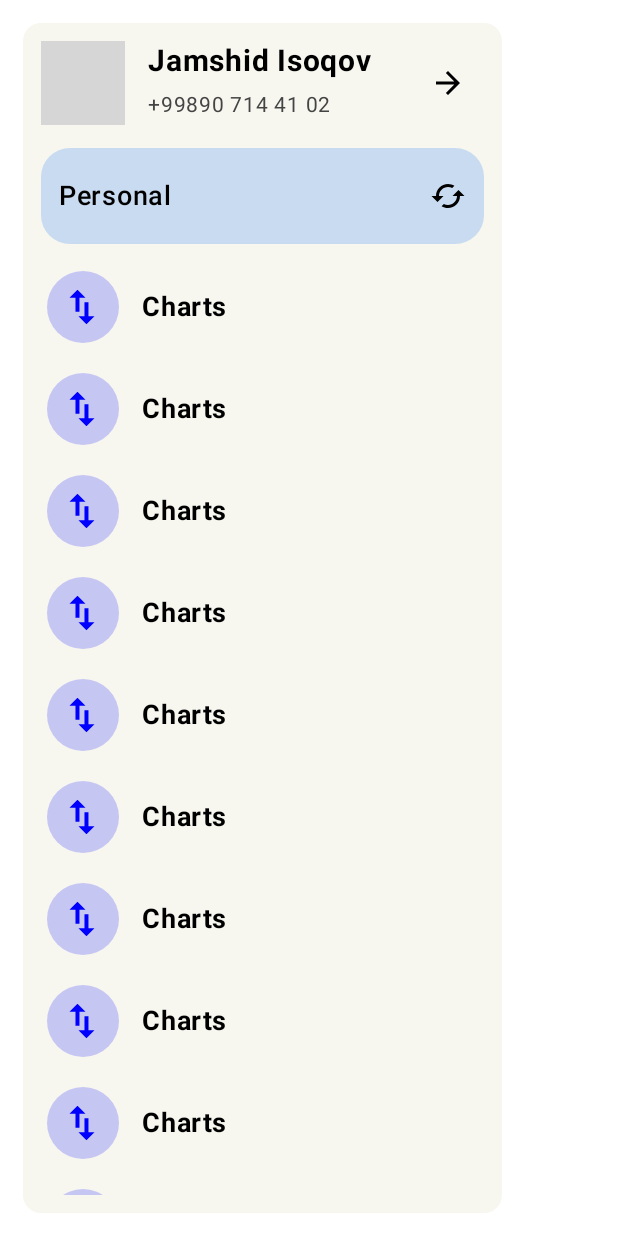
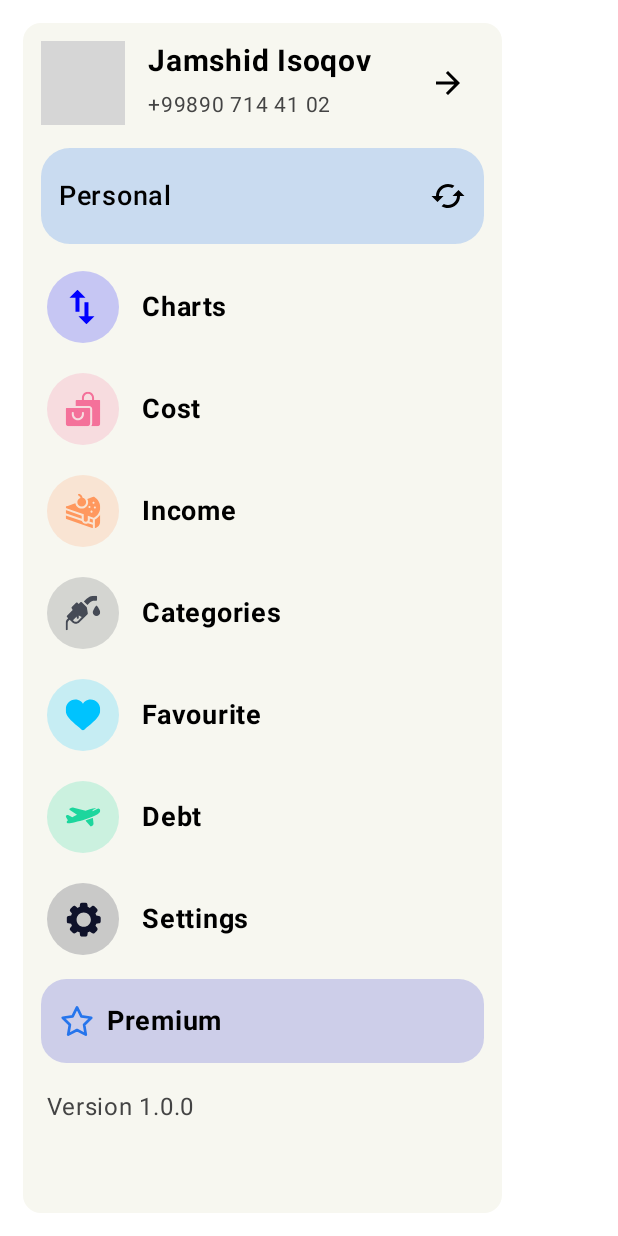
Before and after one commit to jamshidisoqov/Money-Manager, an Android app built with Jetpack Compose: the @Preview function MainContentPreview, on a phone screen of 412 x 824 dp. Run offline under Robolectric (Android 15) with nearby library versions, the phone set to English and light mode, and no system bars; grey boxes are pictures that could not be loaded.

Commit message:
drawer ui changed

```diff
--- a/app/src/main/java/uz/uni_team/money_manager/MainActivity.kt
+++ b/app/src/main/java/uz/uni_team/money_manager/MainActivity.kt
@@ -24,7 +24,7 @@ class MainActivity : ComponentActivity() {
     override fun onCreate(savedInstanceState: Bundle?) {
         super.onCreate(savedInstanceState)
         setContent {
-            MoneyManagerTheme {
+            MoneyManagerTheme(dynamicColor = false) {
                 Surface(
                     modifier = Modifier.fillMaxSize(),
                     color = Color.White
--- a/app/src/main/java/uz/uni_team/money_manager/ui/screens/langugage/LanguageScreen.kt
+++ b/app/src/main/java/uz/uni_team/money_manager/ui/screens/langugage/LanguageScreen.kt
@@ -58,9 +58,7 @@ class LanguageScreen : AndroidScreen() {
 
         LaunchedEffect(key1 = Unit) {
             viewModel.changeLanguage.flowWithLifecycle(lifecycle).collect {
-                uiState.currentLanguage?.let {
-                    updateResources(it.code, context)
-                }
+                uiState.currentLanguage?.let { updateResources(it.code, context) }
             }
         }
         LanguageScreenContent(uiState, viewModel::onEventDispatcher) {
@@ -150,7 +148,10 @@ fun LanguageScreenContent(
             }
             Spacer24Dp()
             CornerButton(
-                modifier = Modifier.padding(horizontal = 12.dp),
+                modifier = Modifier
+                    .padding(horizontal = 12.dp)
+                    .fillMaxWidth()
+                    .padding(horizontal = 12.dp),
                 text = stringResource(id = R.string.next),
                 onClick = navigateToMain
             )
--- a/app/src/main/java/uz/uni_team/money_manager/ui/screens/main/drawer/DrawerItem.kt
+++ b/app/src/main/java/uz/uni_team/money_manager/ui/screens/main/drawer/DrawerItem.kt
@@ -37,14 +37,14 @@ fun DrawerItem(
     @DrawableRes iconId: Int,
     iconColor: Color,
     @StringRes titleId: Int,
-    onSelectedDrawerItem:()->Unit
+    onSelectedDrawerItem: () -> Unit
 ) {
     Row(
         modifier = modifier
             .clip(RoundedCornerShape(12.dp))
-            .clickable {}
-            .padding(horizontal = 4.dp, vertical = 8.dp)
-        , verticalAlignment = Alignment.CenterVertically
+            .clickable(onClick = onSelectedDrawerItem)
+            .padding(horizontal = 4.dp, vertical = 8.dp),
+        verticalAlignment = Alignment.CenterVertically
     ) {
         Box(
             modifier = Modifier
@@ -83,7 +83,7 @@ fun DrawerItemPreview() {
                     iconId = R.drawable.ic_charts,
                     iconColor = Color.Blue,
                     titleId = R.string.charts
-                ){
+                ) {
 
                 }
             }
--- /dev/null
+++ b/app/src/main/java/uz/uni_team/money_manager/ui/screens/main/drawer/DrawerItemData.kt
@@ -0,0 +1,28 @@
+package uz.uni_team.money_manager.ui.screens.main.drawer
+
+import androidx.annotation.DrawableRes
+import androidx.annotation.StringRes
+import androidx.compose.ui.graphics.Color
+import uz.uni_team.money_manager.R
+
+enum class DrawerItemData(@DrawableRes val iconId: Int,  @StringRes val titleId: Int,val iconColor: Color) {
+    CHARTS(iconId = R.drawable.ic_charts, titleId = R.string.charts, iconColor = Color.Blue),
+    COST(iconId = R.drawable.ic_cost, titleId = R.string.cost, iconColor = Color(0xFFF4719A)),
+    INCOME(iconId = R.drawable.ic_income, R.string.income, iconColor = Color(0xFFFF985E)),
+    CATEGORIES(
+        iconId = R.drawable.ic_categories,
+        titleId = R.string.categories,
+        iconColor = Color(0xFF454A55)
+    ),
+    FAVOURITE(
+        iconId = R.drawable.ic_favourite,
+        titleId = R.string.favourite,
+        iconColor = Color(0xFF00C3FE)
+    ),
+    DEBT(iconId = R.drawable.ic_debt, titleId = R.string.debt, iconColor = Color(0xFF1CD69D)),
+    SETTINGS(
+        iconId = R.drawable.ic_settings,
+        titleId = R.string.settings,
+        iconColor = Color(0xFF0F122A)
+    )
+}
--- a/app/src/main/java/uz/uni_team/money_manager/ui/screens/main/drawer/MainDrawerContent.kt
+++ b/app/src/main/java/uz/uni_team/money_manager/ui/screens/main/drawer/MainDrawerContent.kt
@@ -1,5 +1,6 @@
 package uz.uni_team.money_manager.ui.screens.main.drawer
 
+import androidx.compose.foundation.Image
 import androidx.compose.foundation.background
 import androidx.compose.foundation.layout.Arrangement
 import androidx.compose.foundation.layout.Column
@@ -12,6 +13,7 @@ import androidx.compose.foundation.layout.padding
 import androidx.compose.foundation.layout.size
 import androidx.compose.foundation.layout.width
 import androidx.compose.foundation.lazy.LazyColumn
+import androidx.compose.foundation.lazy.items
 import androidx.compose.foundation.shape.RoundedCornerShape
 import androidx.compose.material3.Icon
 import androidx.compose.material3.IconButton
@@ -22,6 +24,7 @@ import androidx.compose.ui.Alignment
 import androidx.compose.ui.Modifier
 import androidx.compose.ui.draw.clip
 import androidx.compose.ui.graphics.Color
+import androidx.compose.ui.graphics.ColorFilter
 import androidx.compose.ui.res.painterResource
 import androidx.compose.ui.res.stringResource
 import androidx.compose.ui.text.font.FontWeight
@@ -38,6 +41,7 @@ import uz.uni_team.money_manager.ui.composables.Spacer12Dp
 import uz.uni_team.money_manager.ui.composables.Spacer15Dp
 import uz.uni_team.money_manager.ui.composables.Spacer5Dp
 import uz.uni_team.money_manager.ui.composables.Spacer8Dp
+
 
 @Composable
 fun MainDrawerContent(
@@ -133,16 +137,53 @@ fun MainDrawerContent(
                 .fillMaxWidth()
                 .weight(1f)
         ) {
-            items(count = 10) {
+            items(items = DrawerItemData.values()) { drawerData ->
                 DrawerItem(
                     modifier = Modifier
                         .padding(horizontal = 12.dp, vertical = 2.dp)
                         .fillMaxWidth(),
-                    iconId = R.drawable.ic_charts,
-                    iconColor = Color.Blue,
-                    titleId = R.string.charts
+                    iconId = drawerData.iconId,
+                    iconColor = drawerData.iconColor,
+                    titleId = drawerData.titleId
                 ) {
 
+                }
+            }
+            item {
+                Column {
+                    Row(
+                        modifier = Modifier
+                            .padding(horizontal = 12.dp, vertical = 6.dp)
+                            .fillMaxWidth()
+                            .heightIn(min = 56.dp)
+                            .clip(RoundedCornerShape(percent = 30))
+                            .background(color = Color(0x476065D7))
+                            .padding(horizontal = 12.dp, vertical = 8.dp),
+                        verticalAlignment = Alignment.CenterVertically
+                    ) {
+                        Image(
+                            painter = painterResource(id = R.drawable.ic_star),
+                            contentDescription = null,
+                            modifier = Modifier.size(24.dp),
+                            colorFilter = ColorFilter.tint(color = Color(0xFF2675EC))
+                        )
+                        Spacer8Dp()
+
+                        Text(
+                            text = stringResource(id = R.string.premium),
+                            color = Color.Black,
+                            fontSize = 18.sp,
+                            fontWeight = FontWeight.W700
+                        )
+                    }
+                    Spacer5Dp()
+                    Text(
+                        text = stringResource(id = R.string.app_version),
+                        color = Color.DarkGray,
+                        modifier = Modifier
+                            .padding(horizontal = 16.dp, vertical = 6.dp)
+                            .fillMaxWidth()
+                    )
                 }
             }
         }
--- /dev/null
+++ b/app/src/main/res/drawable/ic_categories.xml
@@ -0,0 +1,9 @@
+<vector android:height="24dp" android:viewportHeight="22"
+    android:viewportWidth="22" android:width="24dp" xmlns:android="http://schemas.android.com/apk/res/android">
+    <group>
+        <clip-path android:pathData="M0.4,0.4h21.12v21.12h-21.12z"/>
+        <path android:fillColor="#454A55" android:pathData="M13.362,7.696C13.341,7.569 13.281,7.452 13.189,7.361L10.273,4.444C10.031,4.202 9.639,4.202 9.397,4.444L8.377,5.465L7.647,4.735C7.406,4.494 7.014,4.494 6.772,4.735L4.147,7.361C3.946,7.561 3.908,7.873 4.054,8.116L4.681,9.161L1.23,12.611C0.989,12.852 0.989,13.244 1.23,13.486L1.96,14.215L1.306,14.868C0.722,15.453 0.4,16.23 0.4,17.056V20.901C0.4,21.243 0.677,21.52 1.019,21.52C1.36,21.52 1.638,21.243 1.638,20.901V17.056C1.638,16.56 1.831,16.094 2.181,15.743L2.835,15.09L4.439,16.694C5.645,17.901 7.608,17.901 8.814,16.694L13.773,11.736C13.914,11.594 13.978,11.394 13.946,11.196L13.362,7.696ZM7.939,15.819C7.215,16.543 6.038,16.543 5.314,15.819L4.876,15.382L7.174,13.084V13.923C7.174,14.265 7.451,14.542 7.793,14.542C8.135,14.542 8.412,14.265 8.412,13.923V12.591L10.249,13.509L7.939,15.819Z"/>
+        <path android:fillColor="#454A55" android:pathData="M20.611,8.245C20.192,7.521 19.778,6.921 19.76,6.896C19.645,6.729 19.455,6.629 19.251,6.629C19.048,6.629 18.858,6.729 18.742,6.896C18.725,6.921 18.311,7.521 17.891,8.245C17.077,9.649 16.983,10.232 16.983,10.547C16.983,11.799 18,12.816 19.251,12.816C20.502,12.816 21.52,11.799 21.52,10.547C21.52,10.232 21.426,9.649 20.611,8.245Z"/>
+        <path android:fillColor="#454A55" android:pathData="M18.96,3.494C19.125,3.494 19.28,3.429 19.397,3.312C19.514,3.195 19.578,3.04 19.578,2.875V1.019C19.578,0.678 19.301,0.4 18.96,0.4L17.908,0.4C16.062,0.4 14.327,1.119 13.022,2.424L11.512,3.933L13.7,6.121L15.209,4.611C15.93,3.891 16.888,3.494 17.907,3.494L18.96,3.494Z"/>
+    </group>
+</vector>
--- /dev/null
+++ b/app/src/main/res/drawable/ic_cost.xml
@@ -0,0 +1,8 @@
+<vector android:height="24dp" android:viewportHeight="20"
+    android:viewportWidth="20" android:width="24dp" xmlns:android="http://schemas.android.com/apk/res/android">
+    <group>
+        <clip-path android:pathData="M0.4,0.4h19.2v19.2h-19.2z"/>
+        <path android:fillColor="#F4719A" android:pathData="M13.413,9.475H0.963C0.652,9.475 0.4,9.727 0.4,10.038V17.913C0.4,18.843 1.157,19.6 2.088,19.6H12.288C13.218,19.6 13.975,18.843 13.975,17.913V10.038C13.975,9.727 13.723,9.475 13.413,9.475ZM10.525,12.85C10.525,14.711 9.011,16.225 7.15,16.225C5.289,16.225 3.775,14.711 3.775,12.85V12.288C3.775,11.977 4.027,11.725 4.338,11.725C4.648,11.725 4.9,11.977 4.9,12.288V12.85C4.9,14.091 5.909,15.1 7.15,15.1C8.391,15.1 9.4,14.091 9.4,12.85V12.288C9.4,11.977 9.652,11.725 9.963,11.725C10.273,11.725 10.525,11.977 10.525,12.288V12.85Z"/>
+        <path android:fillColor="#F4719A" android:pathData="M19.038,4.975H16.15V3.775C16.15,1.914 14.636,0.4 12.775,0.4C10.914,0.4 9.4,1.914 9.4,3.775V4.975H6.513C6.202,4.975 5.95,5.227 5.95,5.538V8.35H13.413C14.343,8.35 15.1,9.107 15.1,10.038V17.913C15.1,18.548 14.88,19.128 14.523,19.6H17.913C18.843,19.6 19.6,18.843 19.6,17.913V5.538C19.6,5.227 19.348,4.975 19.038,4.975ZM15.025,4.975H10.525V3.775C10.525,2.534 11.534,1.525 12.775,1.525C14.016,1.525 15.025,2.534 15.025,3.775V4.975Z"/>
+    </group>
+</vector>
--- /dev/null
+++ b/app/src/main/res/drawable/ic_debt.xml
@@ -0,0 +1,7 @@
+<vector android:height="24dp" android:viewportHeight="26"
+    android:viewportWidth="26" android:width="24dp" xmlns:android="http://schemas.android.com/apk/res/android">
+    <group>
+        <clip-path android:pathData="M0.52,0.48h24.96v24.96h-24.96z"/>
+        <path android:fillColor="#1CD69D" android:pathData="M25.48,8.462C25.48,12.78 4.665,17.546 3.089,17.546C2.205,17.546 1.202,17.343 1.202,16.528C1.202,16.256 1.516,15.862 2.068,15.388L2.067,15.388L0.606,12.792C0.408,12.441 0.565,11.995 0.939,11.845L1.191,11.745C1.646,11.563 2.158,11.59 2.591,11.819L5.244,13.224C6.276,12.611 7.448,11.969 8.683,11.338L3.514,7.984C3.105,7.719 3.109,7.119 3.522,6.86L3.945,6.594C4.648,6.152 5.504,6.021 6.308,6.233L14.907,8.501C17.588,7.437 20.013,6.711 21.447,6.711C21.831,6.711 22.214,6.721 22.585,6.747L19.988,7.92L19.926,8.793L23.934,6.951C24.895,7.18 25.48,7.607 25.48,8.462ZM15.019,15.916L18.226,19.56C18.422,19.782 18.74,19.849 19.008,19.724L19.438,19.524C20.221,19.16 20.683,18.335 20.582,17.477L20.181,14.043C20.156,13.831 19.94,13.696 19.738,13.767L15.158,15.381C14.935,15.459 14.862,15.738 15.019,15.916Z"/>
+    </group>
+</vector>
--- /dev/null
+++ b/app/src/main/res/drawable/ic_favourite.xml
@@ -0,0 +1,7 @@
+<vector android:height="24dp" android:viewportHeight="19"
+    android:viewportWidth="19" android:width="24dp" xmlns:android="http://schemas.android.com/apk/res/android">
+    <group>
+        <clip-path android:pathData="M0.36,0.32h18.24v18.24h-18.24z"/>
+        <path android:fillColor="#00C3FE" android:pathData="M17.153,2.906C16.209,1.882 14.913,1.317 13.505,1.317C12.452,1.317 11.488,1.65 10.639,2.307C10.21,2.638 9.822,3.044 9.48,3.517C9.138,3.044 8.75,2.638 8.321,2.307C7.472,1.65 6.508,1.317 5.455,1.317C4.047,1.317 2.751,1.882 1.807,2.906C0.874,3.918 0.36,5.3 0.36,6.799C0.36,8.342 0.935,9.754 2.169,11.243C3.273,12.575 4.86,13.928 6.698,15.494C7.325,16.028 8.036,16.635 8.775,17.28C8.97,17.451 9.22,17.545 9.48,17.545C9.74,17.545 9.99,17.451 10.185,17.281C10.923,16.635 11.635,16.028 12.263,15.493C14.1,13.927 15.687,12.575 16.791,11.243C18.025,9.754 18.6,8.342 18.6,6.799C18.6,5.3 18.086,3.918 17.153,2.906Z"/>
+    </group>
+</vector>
--- /dev/null
+++ b/app/src/main/res/drawable/ic_income.xml
@@ -0,0 +1,12 @@
+<vector android:height="24dp" android:viewportHeight="20"
+    android:viewportWidth="20" android:width="24dp" xmlns:android="http://schemas.android.com/apk/res/android">
+    <group>
+        <clip-path android:pathData="M0.4,0.4h19.2v19.2h-19.2z"/>
+        <path android:fillColor="#FF985E" android:pathData="M16.894,14.618C16.801,14.673 16.702,14.719 16.6,14.755V19.6C16.998,19.488 17.61,19.266 18.176,18.8C19.121,18.024 19.6,16.884 19.6,15.414V11.878C19.387,12.227 19.144,12.564 18.872,12.886C17.973,13.955 17.067,14.516 16.894,14.618Z"/>
+        <path android:fillColor="#FF985E" android:pathData="M13.788,14.852C13.788,15.203 13.707,15.535 13.563,15.832L15.475,16.498V14.755L13.788,14.167V14.852Z"/>
+        <path android:fillColor="#FF985E" android:pathData="M9.288,12.6L0.4,9.505V11.248L9.288,14.343V12.6Z"/>
+        <path android:fillColor="#FF985E" android:pathData="M11.538,17.102C10.55,17.102 9.71,16.462 9.408,15.576L0.4,12.439V13.914C0.4,14.153 0.551,14.367 0.777,14.445L15.475,19.564V17.689L12.756,16.742C12.404,16.969 11.986,17.102 11.538,17.102Z"/>
+        <path android:fillColor="#FF985E" android:pathData="M6.85,5.088C6.85,6.432 7.943,7.525 9.287,7.525C10.632,7.525 11.725,6.432 11.725,5.088C11.725,3.922 10.902,2.945 9.807,2.706C9.65,1.776 9.063,0.972 8.197,0.539L8.039,0.46C7.761,0.321 7.423,0.433 7.284,0.711C7.145,0.989 7.258,1.327 7.536,1.466L7.694,1.545C8.182,1.789 8.528,2.222 8.663,2.732C7.62,3.008 6.85,3.959 6.85,5.088Z"/>
+        <path android:fillColor="#FF985E" android:pathData="M19.6,7.914C19.6,7.759 19.563,4.089 16.323,2.18C16.18,2.095 16.008,2.079 15.852,2.133C15.379,2.299 14.065,2.757 12.391,3.339C12.683,3.856 12.85,4.453 12.85,5.088C12.85,7.052 11.252,8.65 9.288,8.65C7.512,8.65 6.036,7.345 5.769,5.644C3.468,6.445 1.511,7.126 0.777,7.383C0.551,7.462 0.4,7.675 0.4,7.915C0.4,8.154 0.552,8.367 0.777,8.445L10.413,11.801V14.852C10.413,15.473 10.916,15.977 11.538,15.977C12.159,15.977 12.663,15.473 12.663,14.852V12.584L15.852,13.695C15.913,13.716 15.975,13.727 16.038,13.727C16.137,13.727 16.236,13.7 16.323,13.649C16.457,13.57 19.6,11.675 19.6,7.914ZM13.6,8.289C13.289,8.289 13.038,8.037 13.038,7.727C13.038,7.416 13.289,7.164 13.6,7.164C13.911,7.164 14.163,7.416 14.163,7.727C14.163,8.037 13.911,8.289 13.6,8.289ZM14.725,10.914C14.414,10.914 14.163,10.662 14.163,10.352C14.163,10.041 14.414,9.789 14.725,9.789C15.036,9.789 15.288,10.041 15.288,10.352C15.288,10.662 15.036,10.914 14.725,10.914ZM15.85,6.039C15.539,6.039 15.288,5.787 15.288,5.477C15.288,5.166 15.539,4.914 15.85,4.914C16.161,4.914 16.413,5.166 16.413,5.477C16.413,5.787 16.161,6.039 15.85,6.039ZM16.6,8.664C16.289,8.664 16.038,8.412 16.038,8.102C16.038,7.791 16.289,7.539 16.6,7.539C16.911,7.539 17.163,7.791 17.163,8.102C17.163,8.412 16.911,8.664 16.6,8.664Z"/>
+    </group>
+</vector>
--- /dev/null
+++ b/app/src/main/res/drawable/ic_settings.xml
@@ -0,0 +1,7 @@
+<vector android:height="24dp" android:viewportHeight="22"
+    android:viewportWidth="22" android:width="24dp" xmlns:android="http://schemas.android.com/apk/res/android">
+    <group>
+        <clip-path android:pathData="M0.964,0.915h20.945v20.945h-20.945z"/>
+        <path android:fillColor="#0F122A" android:pathData="M20.76,9.114L19.119,8.905C18.984,8.489 18.817,8.087 18.622,7.706L19.636,6.401C20.046,5.873 19.998,5.128 19.529,4.674L18.155,3.299C17.696,2.826 16.951,2.779 16.422,3.189L15.119,4.202C14.738,4.007 14.336,3.841 13.919,3.705L13.711,2.067C13.632,1.41 13.075,0.915 12.414,0.915H10.459C9.798,0.915 9.241,1.41 9.162,2.065L8.953,3.705C8.536,3.841 8.135,4.006 7.753,4.202L6.45,3.189C5.922,2.779 5.177,2.826 4.722,3.295L3.348,4.669C2.875,5.128 2.827,5.873 3.237,6.402L4.25,7.706C4.055,8.087 3.889,8.489 3.754,8.905L2.116,9.114C1.458,9.192 0.964,9.75 0.964,10.41V12.365C0.964,13.026 1.458,13.584 2.113,13.662L3.754,13.871C3.889,14.287 4.056,14.689 4.25,15.07L3.237,16.375C2.827,16.903 2.875,17.648 3.344,18.102L4.718,19.476C5.177,19.948 5.922,19.996 6.45,19.586L7.754,18.573C8.136,18.768 8.537,18.935 8.953,19.07L9.162,20.707C9.241,21.366 9.798,21.861 10.459,21.861H12.414C13.075,21.861 13.632,21.366 13.711,20.711L13.919,19.07C14.336,18.935 14.737,18.768 15.118,18.574L16.423,19.587C16.951,19.997 17.696,19.949 18.15,19.481L19.525,18.106C19.998,17.647 20.046,16.903 19.636,16.374L18.622,15.07C18.818,14.689 18.985,14.287 19.119,13.871L20.756,13.662C21.413,13.584 21.908,13.026 21.908,12.365V10.41C21.909,9.75 21.414,9.192 20.76,9.114ZM11.436,15.752C9.03,15.752 7.073,13.794 7.073,11.388C7.073,8.982 9.03,7.024 11.436,7.024C13.842,7.024 15.8,8.982 15.8,11.388C15.8,13.794 13.842,15.752 11.436,15.752Z"/>
+    </group>
+</vector>
--- /dev/null
+++ b/app/src/main/res/drawable/ic_star.xml
@@ -0,0 +1,14 @@
+<vector xmlns:android="http://schemas.android.com/apk/res/android"
+    android:width="24dp"
+    android:height="24dp"
+    android:viewportWidth="24"
+    android:viewportHeight="24">
+  <path
+      android:pathData="M12,2.896L14.935,8.889L21.5,9.856L16.75,14.518L17.871,21.104L12,17.993L6.129,21.104L7.25,14.518L2.5,9.856L9.064,8.889L12,2.896Z"
+      android:strokeLineJoin="round"
+      android:strokeWidth="1.8"
+      android:fillColor="#00000000"
+      android:fillType="evenOdd"
+      android:strokeColor="#2675EC"
+      android:strokeLineCap="round"/>
+</vector>
--- a/app/src/main/res/values/strings.xml
+++ b/app/src/main/res/values/strings.xml
@@ -30,10 +30,21 @@
 
     <!--Main screen-->
     <string name="not_register">Ro\'yxatdan o\'tmagan</string>
+
     <string name="charts">Charts</string>
+    <string name="cost">Cost</string>
+    <string name="income">Income</string>
+    <string name="categories">Categories</string>
+    <string name="favourite">Favourite</string>
+    <string name="debt">Debt</string>
+    <string name="settings">Settings</string>
+    <string name="premium">Premium</string>
+    <string name="app_version">Version 1.0.0</string>
+
     <string name="user_balance">Balans</string>
     <string name="user_income">Kirimlar</string>
     <string name="user_expanses">Chiqimlar</string>
 
 
+
 </resources>
```
